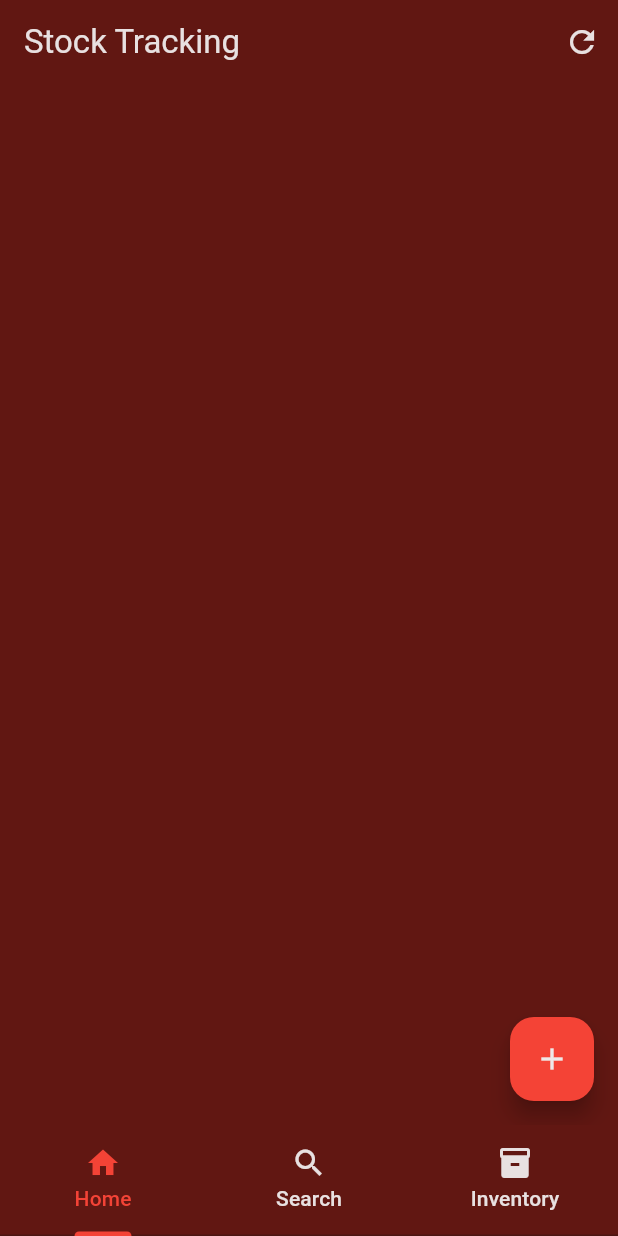
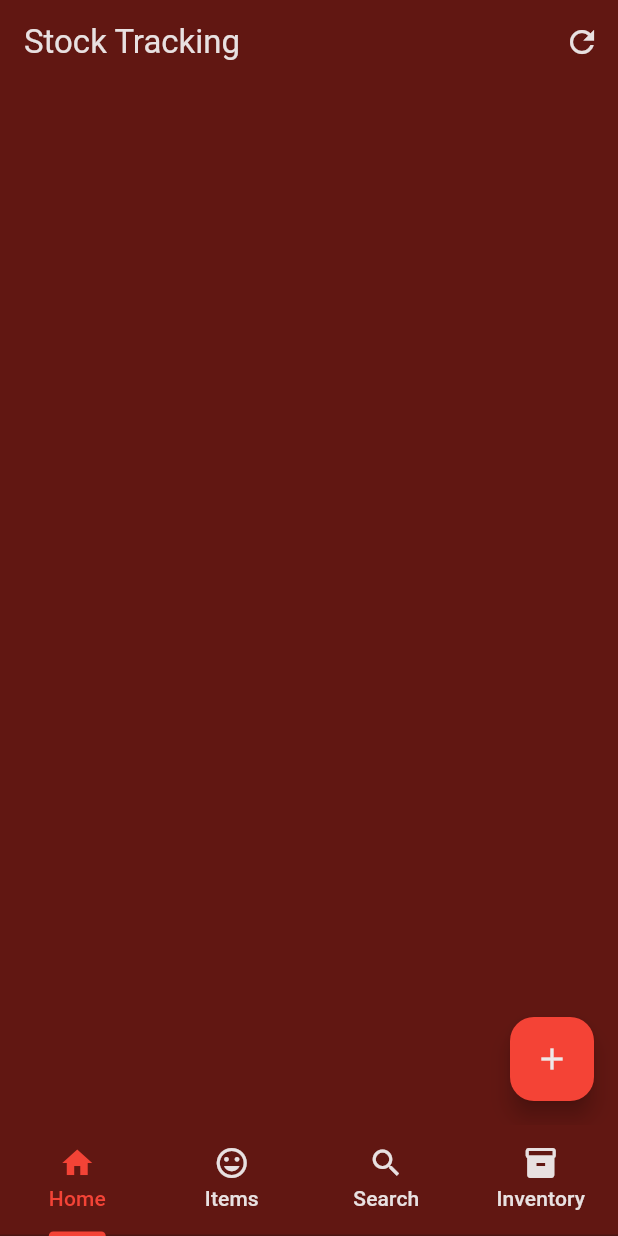
Before and after one commit to CerberusProgrammer/stock_tracking, a Flutter app: the screen it shows after launch, on a phone screen of 412 x 824 dp. Run offline on Flutter 3.47's test engine with Material 2 defaults, Android fonts, the light colour scheme and no system bars; our stand-ins replace flutter_colorpicker, font_awesome_flutter, introduction_screen.

Commit message:
New page.

```diff
--- /dev/null
+++ b/lib/items/items.dart
@@ -0,0 +1,31 @@
+import 'package:flutter/material.dart';
+
+import '../objects/items.dart';
+
+class Items extends StatefulWidget {
+  const Items({super.key});
+
+  @override
+  State<StatefulWidget> createState() => _Items();
+}
+
+class _Items extends State<Items> {
+  @override
+  Widget build(BuildContext context) {
+    return Scaffold(
+        body: ListView.builder(
+      itemCount: items.length,
+      itemBuilder: (BuildContext context, int index) {
+        return Card(
+          color: items[index].category.color,
+          child: ListTile(
+            leading: items[index].category.icon,
+            title: Text(items[index].name),
+            subtitle: Text(items[index].description),
+            onTap: () {},
+          ),
+        );
+      },
+    ));
+  }
+}
--- a/lib/main.dart
+++ b/lib/main.dart
@@ -4,6 +4,7 @@ import 'package:stock_tracking/inventory/inventory.dart';
 import 'package:stock_tracking/search.dart';
 
 import 'home/home.dart';
+import 'items/items.dart';
 
 void main() {
   runApp(MaterialApp(
@@ -13,8 +14,7 @@ void main() {
         brightness: Brightness.dark,
         colorScheme: theme,
       ),
-    home: const MainHome(),
-  ));
+      home: const MainHome()));
 }
 
 class MainHome extends StatefulWidget {
@@ -29,12 +29,14 @@ class _MainHome extends State<MainHome> with SingleTickerProviderStateMixin {
 
   static const List<Tab> _tabs = [
     Tab(icon: Icon(Icons.home), text: 'Home'),
+    Tab(icon: Icon(Icons.insert_emoticon), text: 'Items'),
     Tab(icon: Icon(Icons.search), text: 'Search'),
     Tab(icon: Icon(Icons.inventory), text: 'Inventory'),
   ];
 
   static const List<Widget> _pages = [
     Home(),
+    Items(),
     Search(),
     Inventory(),
   ];
```
Also changed, not shown: lib/home/home.dart (+0 -14 lines). Lines whose indentation alone changed are shown as unchanged.
